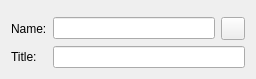
Before: the Qt Designer form src/ui/newkeyboardlayoutwidget.ui in KDE/ktouch, drawn with Qt 5.
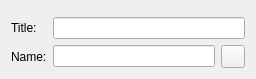
After: the same form once the commit is applied. Icons and pictures are not drawn. Custom widgets are drawn as their Qt base class.

Commit message:
resource editor: harmonize layout of new keyboard layout widget
By putting the title field on the top of the form like everywhere else
in the application.

Patch:
```diff
--- a/src/ui/newkeyboardlayoutwidget.ui
+++ b/src/ui/newkeyboardlayoutwidget.ui
@@ -16,7 +16,7 @@
    </item>
    <item>
     <layout class="QFormLayout" name="formLayout">
-     <item row="0" column="0">
+     <item row="1" column="0">
       <widget class="QLabel" name="m_nameLabel">
        <property name="text">
         <string>Name:</string>
@@ -26,7 +26,7 @@
        </property>
       </widget>
      </item>
-     <item row="0" column="1">
+     <item row="1" column="1">
       <layout class="QHBoxLayout" name="horizontalLayout">
        <item>
         <widget class="KLineEdit" name="m_nameLineEdit"/>
@@ -45,7 +45,7 @@
        </item>
       </layout>
      </item>
-     <item row="1" column="0">
+     <item row="0" column="0">
       <widget class="QLabel" name="m_titleLabel">
        <property name="text">
         <string>Title:</string>
@@ -55,7 +55,7 @@
        </property>
       </widget>
      </item>
-     <item row="1" column="1">
+     <item row="0" column="1">
       <widget class="KLineEdit" name="m_titleLineEdit"/>
      </item>
     </layout>
```
